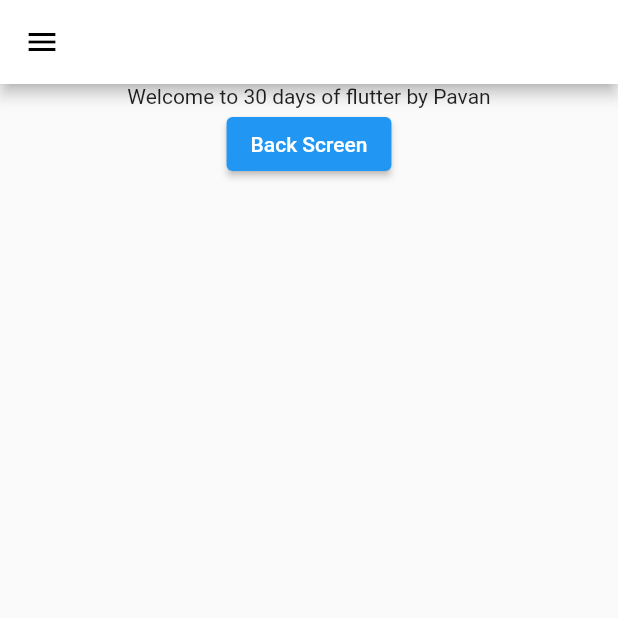
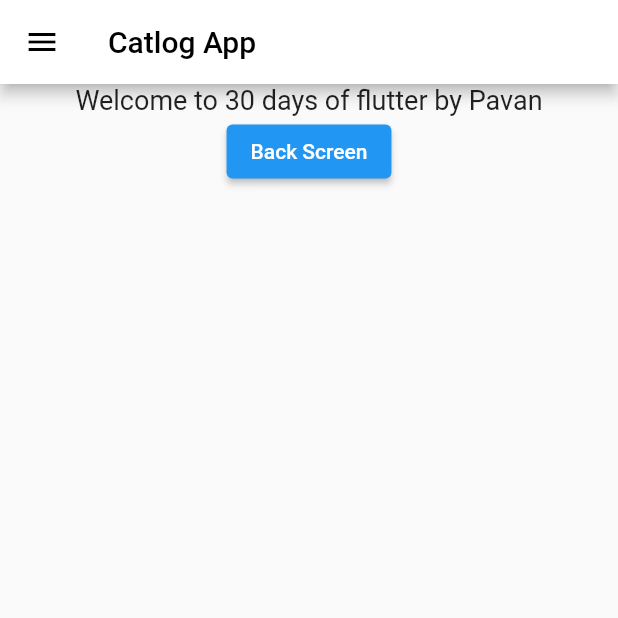
Before and after one commit to iampavanmun18/flutter_catlog, a Flutter app: the screen it shows after launch, on a phone screen of 412 x 824 dp, the top half of it. Run offline on Flutter 3.47's test engine with Material 2 defaults, Android fonts, the phone set to English and light mode, and no system bars; our stand-ins replace google_fonts, shimmer.

Commit message:
added drawer.dart insid widgets folder and changed splash timer to 2sec

```diff
--- a/lib/pages/home_page.dart
+++ b/lib/pages/home_page.dart
@@ -1,7 +1,5 @@
 import 'package:flutter/material.dart';
-import 'package:flutter/src/widgets/framework.dart';
-import 'package:flutter/src/widgets/placeholder.dart';
-import 'package:flutter_catlog/pages/drawer.dart';
+import 'package:flutter_catlog/widgets/drawer.dart';
 import 'package:flutter_catlog/pages/login_page.dart';
 
 class HomePage extends StatelessWidget {
@@ -19,13 +17,16 @@ class HomePage extends StatelessWidget {
         // darkTheme: ThemeData(brightness: Brightness.dark),
         // debugShowCheckedModeBanner: false,
         appBar: AppBar(
-          title: Text("Catlog App"),
+          title: const Text(
+            "Catlog App",
+            style: TextStyle(color: Colors.black),
+          ),
+          // iconTheme: const IconThemeData(color: Colors.black),
         ),
         body: Center(
           child: Column(children: [
-            Container(
-              child: Text("Welcome to $days days of flutter by $name"),
-            ),
+            Text("Welcome to $days days of flutter by $name",
+                style: TextStyle(fontSize: 18)),
             ElevatedButton(
                 onPressed: () {
                   Navigator.pop(
--- a/lib/pages/splash_page.dart
+++ b/lib/pages/splash_page.dart
@@ -17,7 +17,7 @@ class _SplashState extends State<Splash> {
   void initState() {
     super.initState();
     Timer(
-        const Duration(seconds: 3),
+        const Duration(seconds: 2),
         () => Navigator.pushReplacement(context,
             MaterialPageRoute(builder: (context) => const HomePage())));
   }
```
Also changed, not shown: lib/widgets/drawer.dart (renamed from lib/pages/drawer.dart).
